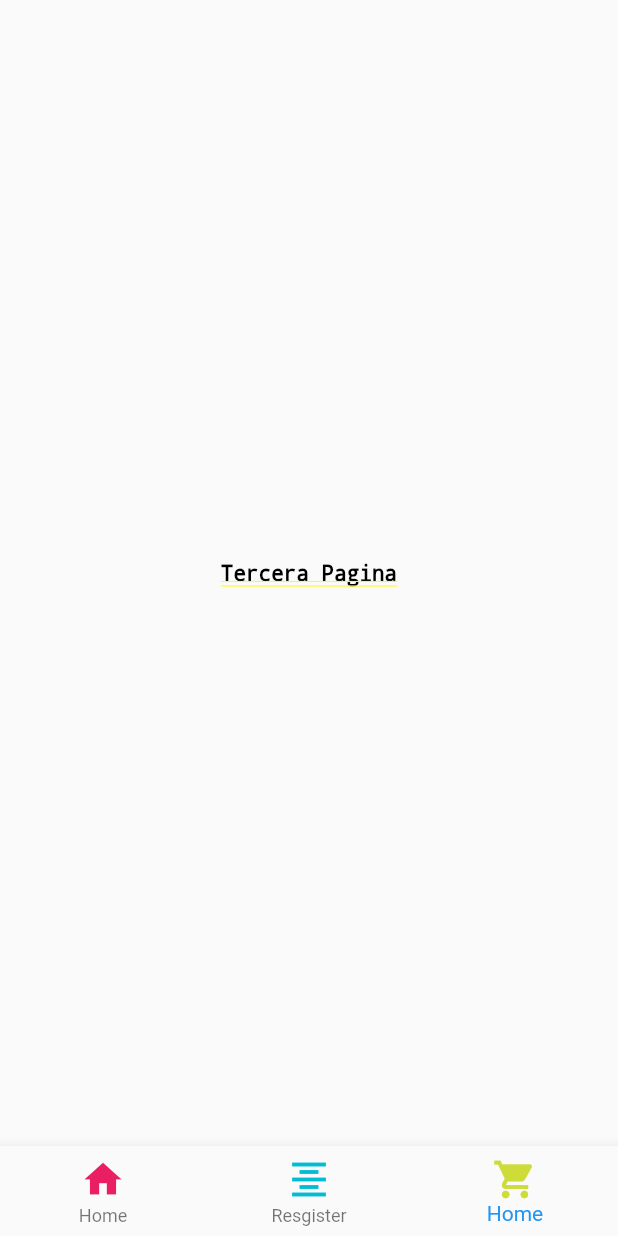
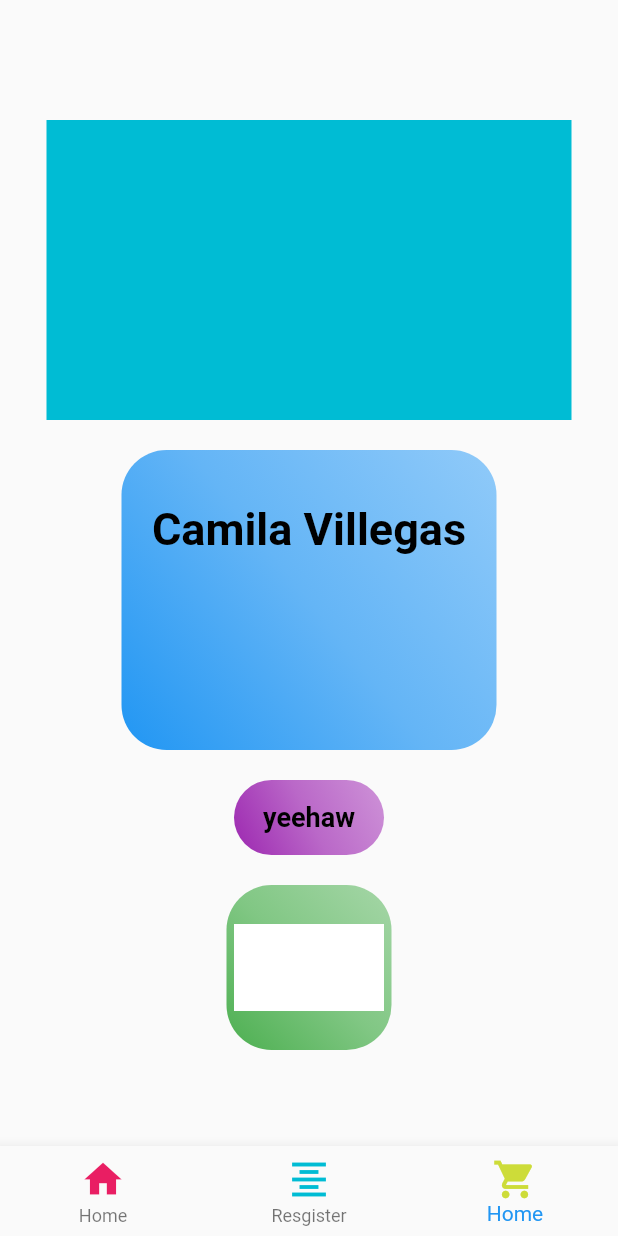
Before and after one commit to CamilaVS/Burguer_7, a Flutter app: the screen it shows after launch, item 3 of the bottom bar chosen, on a phone screen of 412 x 824 dp. Run offline on Flutter 3.47's test engine with Material 2 defaults, Android fonts, the phone set to English and light mode, and no system bars.

```diff
--- a/lib/pages/third_pages.dart
+++ b/lib/pages/third_pages.dart
@@ -3,13 +3,116 @@ import 'package:flutter/material.dart';
 class ThirdPage extends StatelessWidget {
   @override
   Widget build(BuildContext context) {
-    return Container(
-      child: Center(
-        child: Text(
-          'Tercera Pagina',
-          style: new TextStyle(fontSize: 14.0, fontWeight: FontWeight.bold, color: Colors.black),
-        ), //Text
-      ), // center
-    ); //container
+    return Material(
+      child: ConstrainedBox(
+        constraints: BoxConstraints(maxWidth: 300, minWidth: 200),
+        child: SingleChildScrollView(
+          child: Column(
+            children: <Widget>[
+              SizedBox(
+                height: 80.0,
+              ),
+              Container(
+                color: Colors.cyan,
+                height: 200,
+                width: 350,
+              ),
+              SizedBox(
+                height: 20.0,
+              ),
+              Container(
+                height: 200,
+                width: 250,
+                decoration: BoxDecoration(
+                  borderRadius: BorderRadius.circular(30.0),
+                  gradient: LinearGradient(
+                    colors: [
+                      Colors.blue,
+                      Colors.blue[300],
+                      Colors.blue[200],
+                    ],
+                    begin: Alignment.bottomLeft,
+                    end: Alignment.topRight,
+                  ),
+                ),
+                child: Container(
+                  padding: EdgeInsets.only(top: 35.0, bottom: 16),
+                  child: Text(
+                    'Camila Villegas',
+                    textAlign: TextAlign.center,
+                    style: TextStyle(
+                      color: Colors.black,
+                      fontSize: 30,
+                      fontWeight: FontWeight.bold,
+                    ),
+                  ),
+                ),
+              ),
+              SizedBox(
+                height: 20.0,
+              ),
+              Container(
+                height: 50,
+                width: 100,
+                alignment: Alignment.center,
+                decoration: BoxDecoration(
+                  borderRadius: BorderRadius.circular(30.0),
+                  gradient: LinearGradient(
+                    colors: [
+                      Colors.purple,
+                      Colors.purple[300],
+                      Colors.purple[200],
+                    ],
+                    begin: Alignment.bottomLeft,
+                    end: Alignment.topRight,
+                  ),
+                ),
+                child: Text(
+                  'yeehaw',
+                  textAlign: TextAlign.center,
+                  style: TextStyle(
+                    color: Colors.black,
+                    fontSize: 18,
+                    fontWeight: FontWeight.bold,
+                  ),
+                ),
+              ),
+              SizedBox(
+                height: 20.0,
+              ),
+              InkWell(
+                onTap: () {
+                  print('sky');
+                },
+                child: Container(
+                  width: 110,
+                  height: 110,
+                  alignment: Alignment.center,
+                  decoration: BoxDecoration(
+                    borderRadius: BorderRadius.circular(30.0),
+                    gradient: LinearGradient(
+                      colors: [
+                        Colors.green,
+                        Colors.green[300],
+                        Colors.green[200],
+                      ],
+                      begin: Alignment.bottomLeft,
+                      end: Alignment.topRight,
+                    ),
+                  ),
+                  child: ImageIcon(
+                    AssetImage("assets/images/electrico.jpg"),
+                    size: 100,
+                    color: Colors.white,
+                  ),
+                ),
+              ),
+            ],
+          ),
+        ),
+      ),
+    );
+  }
+}
   } // widget
 } // first page
```
Also changed, not shown: assets/images/electrico.jpg (added), 1 other file.
